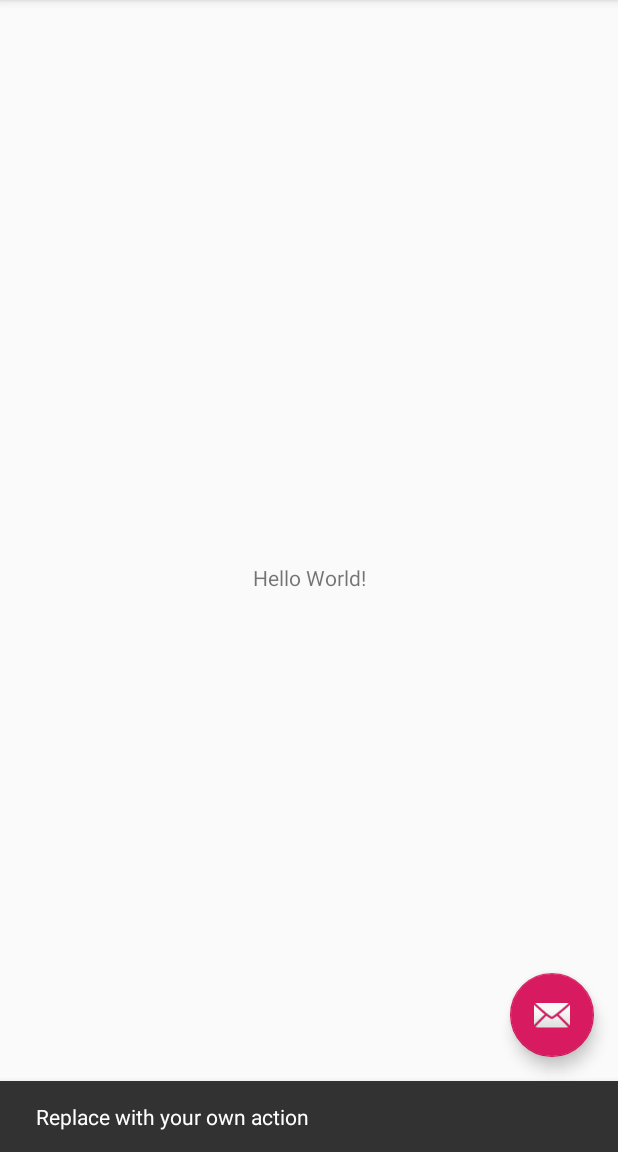
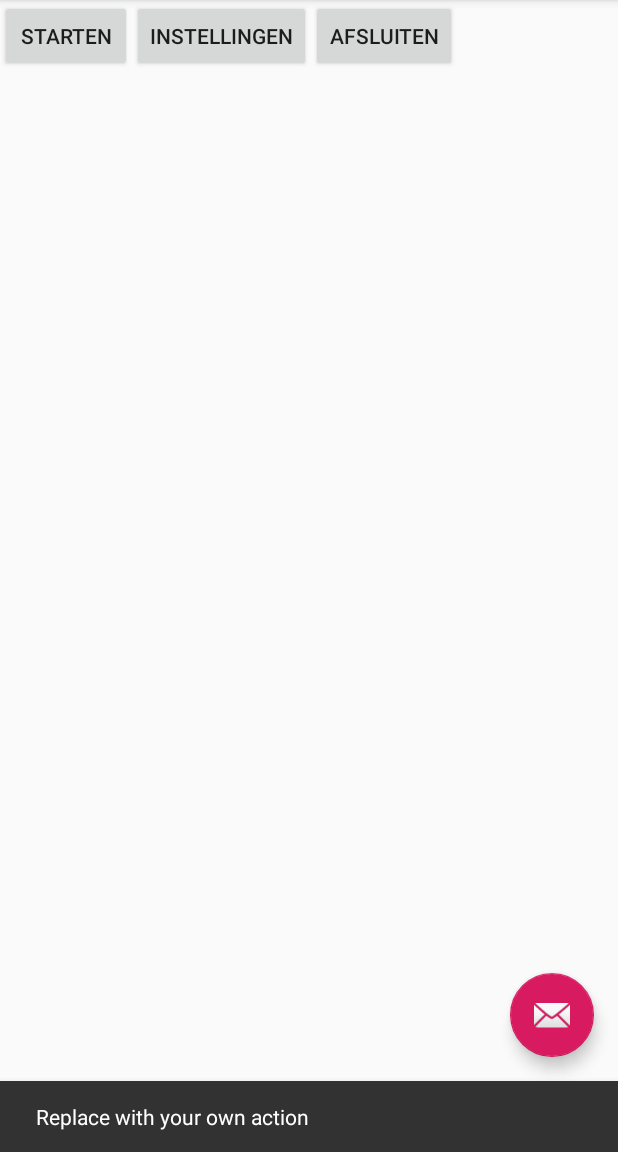
Before and after one commit to drieslaeremans/LogopedieProject, an Android app: the screen it shows after launch (MainActivity), after a tap on an icon or button, on a phone screen of 412 x 824 dp, the part 84-1236 px from its top. Run offline under Robolectric (Android 15) with nearby library versions, the phone set to English and light mode, and no system bars.

Commit message:
Homepage en Kinderenlijst

```diff
--- a/app/src/main/AndroidManifest.xml
+++ b/app/src/main/AndroidManifest.xml
@@ -19,6 +19,10 @@
                 <category android:name="android.intent.category.LAUNCHER" />
             </intent-filter>
         </activity>
+        <activity
+            android:name=".HomepageActivity"
+            android:label="@string/title_activity_homepage"
+            android:theme="@style/AppTheme.NoActionBar"></activity>
     </application>
 
 </manifest>
--- a/app/src/main/res/layout/content_main.xml
+++ b/app/src/main/res/layout/content_main.xml
@@ -8,13 +8,29 @@
     tools:context=".MainActivity"
     tools:showIn="@layout/activity_main">
 
-    <TextView
-        android:layout_width="wrap_content"
-        android:layout_height="18dp"
-        android:text="Hello World!"
-        app:layout_constraintBottom_toBottomOf="parent"
-        app:layout_constraintLeft_toLeftOf="parent"
-        app:layout_constraintRight_toRightOf="parent"
-        app:layout_constraintTop_toTopOf="parent" />
+    <LinearLayout
+        android:layout_width="match_parent"
+        android:layout_height="match_parent">
+        <Button
+            android:id="@+id/buttonStart"
+            android:layout_width="wrap_content"
+            android:layout_height="wrap_content"
+            android:text="@string/homepage_button_start"
+            android:onClick="onButtonClickStart"/>
+
+        <Button
+            android:id="@+id/buttonInstellingen"
+            android:layout_width="wrap_content"
+            android:layout_height="wrap_content"
+            android:text="@string/homepage_button_instellingen"
+            android:onClick="onButtonClickInstellingen"/>
+
+        <Button
+            android:id="@+id/buttonAfsluiten"
+            android:layout_width="wrap_content"
+            android:layout_height="wrap_content"
+            android:text="@string/homepage_button_afsluiten"
+            android:onClick="onButtonClickAfsluiten"/>
+    </LinearLayout>
 
 </android.support.constraint.ConstraintLayout>
--- a/app/src/main/res/values/strings.xml
+++ b/app/src/main/res/values/strings.xml
@@ -1,4 +1,8 @@
 <resources>
     <string name="app_name">LogopedieProject</string>
     <string name="action_settings">Settings</string>
+    <string name="title_activity_homepage">HomepageActivity</string>
+    <string name="homepage_button_start">Starten</string>
+    <string name="homepage_button_instellingen">Instellingen</string>
+    <string name="homepage_button_afsluiten">Afsluiten</string>
 </resources>
```
Also changed, not shown: app/src/main/java/be/thomasmore/logopedieproject/DatabaseHelper.java (+23 -3 lines), app/src/main/java/be/thomasmore/logopedieproject/HomepageActivity.java (added, +51 -0 lines), app/src/main/java/be/thomasmore/logopedieproject/MainActivity.java (+22 -0 lines), app/src/main/res/layout/activity_homepage.xml (added, +33 -0 lines), app/src/main/res/layout/content_homepage.xml (added, +17 -0 lines).
